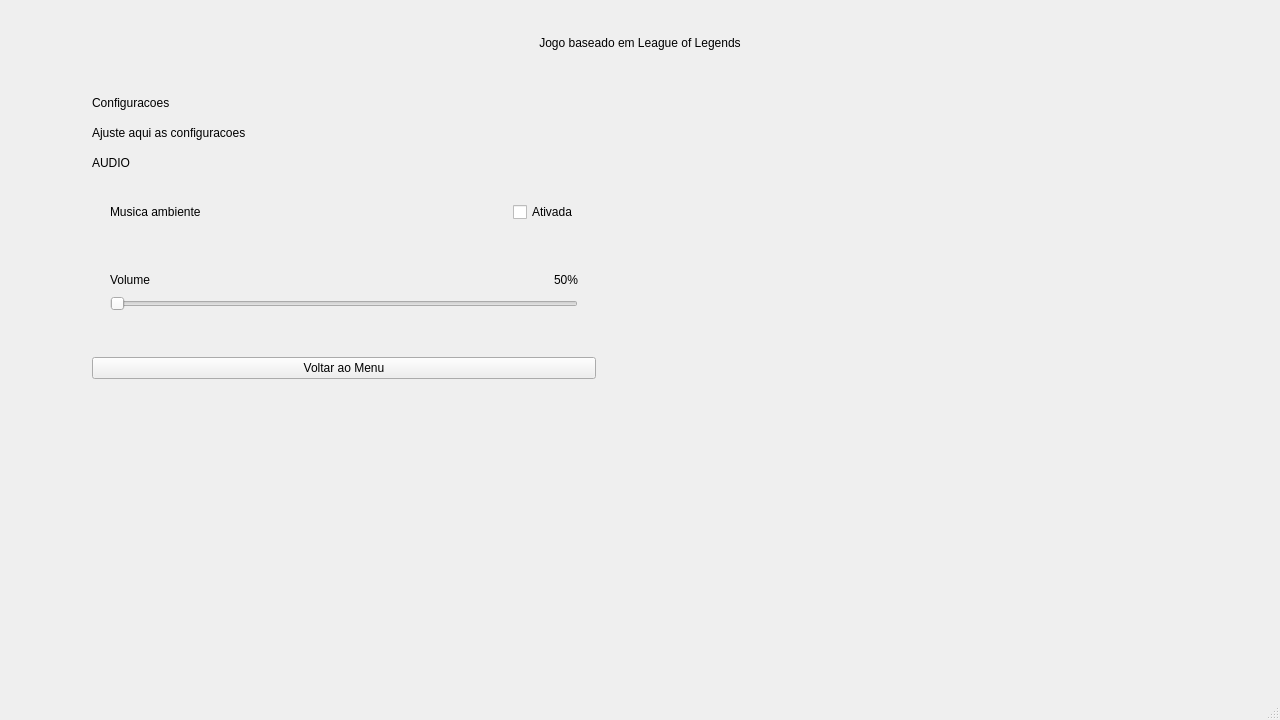
Qt form mainwindow.ui (Chan2007/Jogo) before a commit.
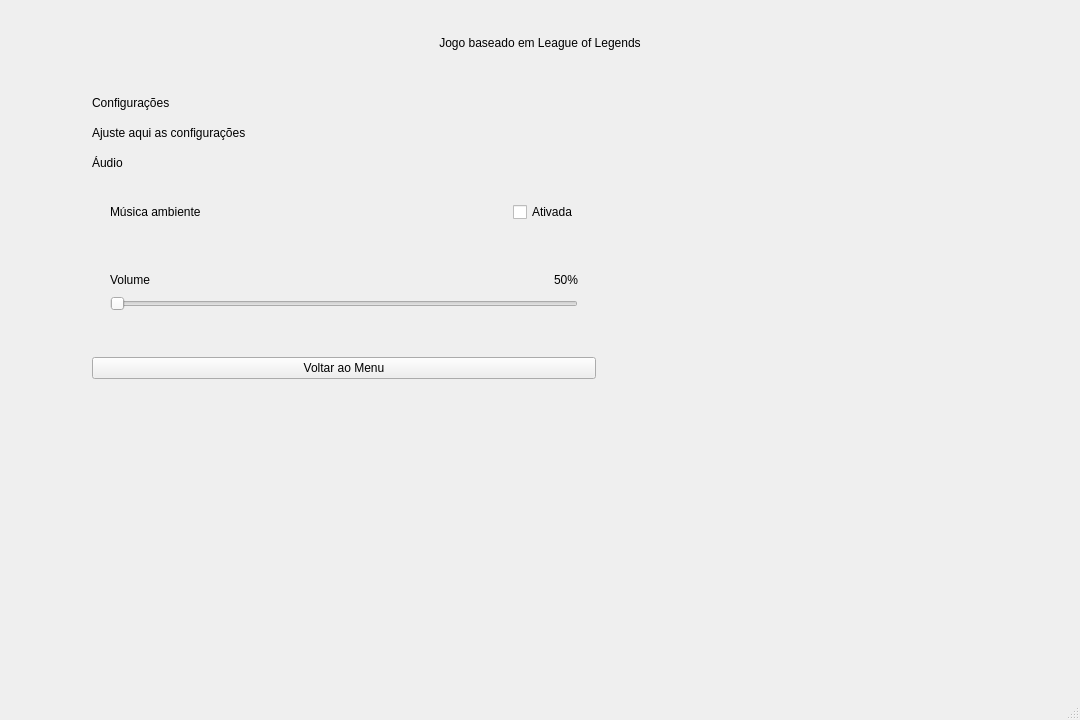
The same form after that commit. Custom widgets are drawn as their Qt base class.

The edit to the form file:
```diff
--- a/mainwindow.ui
+++ b/mainwindow.ui
@@ -6,7 +6,7 @@
    <rect>
     <x>0</x>
     <y>0</y>
-    <width>1280</width>
+    <width>1080</width>
     <height>720</height>
    </rect>
   </property>
@@ -272,14 +272,14 @@
              <item>
               <widget class="QLabel" name="settingsTitleLabel">
                <property name="text">
-                <string>Configuracoes</string>
+                <string>Configurações</string>
                </property>
               </widget>
              </item>
              <item>
               <widget class="QLabel" name="settingsSubtitleLabel">
                <property name="text">
-                <string>Ajuste aqui as configuracoes</string>
+                <string>Ajuste aqui as configurações</string>
                </property>
                <property name="wordWrap">
                 <bool>true</bool>
@@ -289,7 +289,7 @@
              <item>
               <widget class="QLabel" name="sectionTitleLabel">
                <property name="text">
-                <string>AUDIO</string>
+                <string>Áudio</string>
                </property>
               </widget>
              </item>
@@ -314,7 +314,7 @@
                 <item>
                  <widget class="QLabel" name="settingLabelMusic">
                   <property name="text">
-                   <string>Musica ambiente</string>
+                   <string>Música ambiente</string>
                   </property>
                  </widget>
                 </item>
```
Left out of the diff: 2 changed lines with no effect on the pictures.
